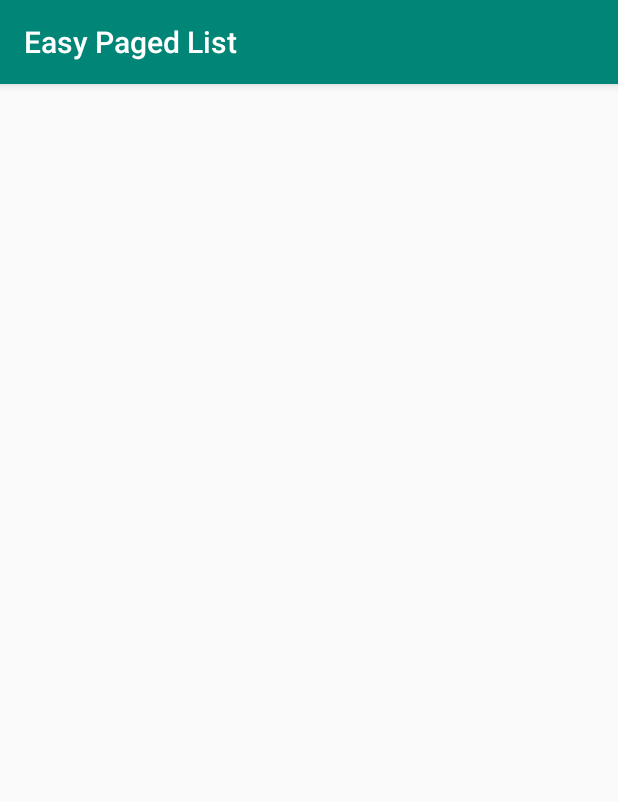
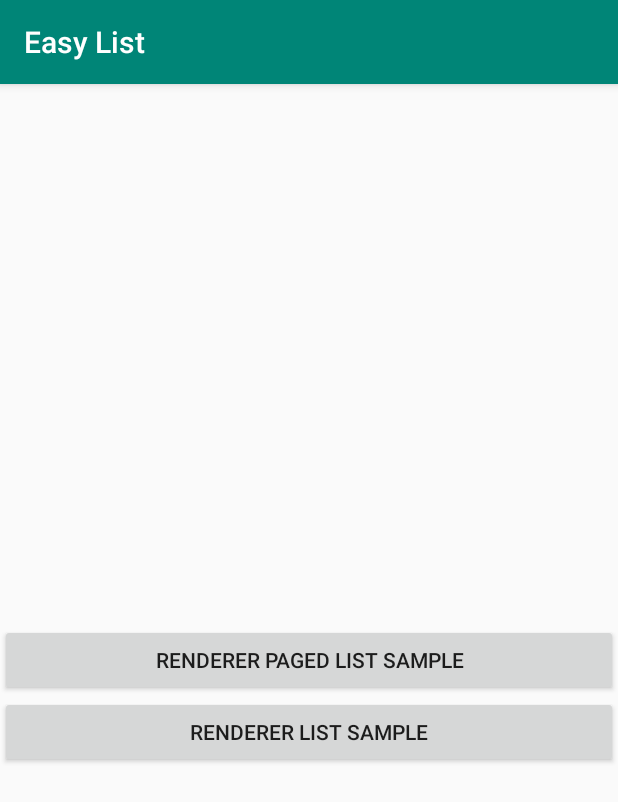
Before and after one commit to nicolasCastro/easy-list, an Android app: the screen it shows after launch (MainActivity), on a phone screen of 412 x 824 dp. Shown: the top 802 px of the screen. Run offline under Robolectric (Android 15) with nearby library versions, the phone set to English and light mode, and no system bars; libraries missing offline, so code that uses them is left out: com.thinkup.easypagedlist; 1 statement that could not run was skipped.

Commit message:
add easylist smaple

```diff
--- a/app/src/main/AndroidManifest.xml
+++ b/app/src/main/AndroidManifest.xml
@@ -3,13 +3,17 @@
           package="com.thinkup.sampleeasy">
 
     <application
+            android:name=".SampleApp"
             android:allowBackup="true"
             android:icon="@mipmap/ic_launcher"
             android:label="@string/app_name"
-            android:name=".SampleApp"
             android:roundIcon="@mipmap/ic_launcher_round"
             android:supportsRtl="true"
             android:theme="@style/AppTheme">
+        <activity android:name=".RendererListActivity">
+        </activity>
+        <activity android:name=".PagedListActivity">
+        </activity>
         <activity android:name=".MainActivity">
             <intent-filter>
                 <action android:name="android.intent.action.MAIN"/>
--- a/app/src/main/java/com/thinkup/sampleeasy/MainActivity.kt
+++ b/app/src/main/java/com/thinkup/sampleeasy/MainActivity.kt
@@ -1,5 +1,6 @@
 package com.thinkup.sampleeasy
 
+import android.content.Intent
 import android.os.Bundle
 import android.widget.Toast
 import androidx.appcompat.app.AppCompatActivity
@@ -12,49 +13,16 @@ import org.koin.android.viewmodel.ext.android.viewModel
 
 class MainActivity : AppCompatActivity() {
 
-    private val paged: PagedViewModel<SampleDataSource> by viewModel()
-
     override fun onCreate(savedInstanceState: Bundle?) {
         super.onCreate(savedInstanceState)
         setContentView(R.layout.activity_main)
 
-        prepareRefresh()
-        prepareList()
-        initState()
-        initList()
-    }
+        pagedSampleButton.setOnClickListener {
+            startActivity(Intent(this, PagedListActivity::class.java))
+        }
 
-    private fun initState() {
-        paged.initState(this) { empty, state ->
-            if (empty) {
-                when (state) {
-                    RendererDataSource.State.ERROR ->
-                        Toast.makeText(this, "Error", Toast.LENGTH_SHORT).show()
-                    RendererDataSource.State.DONE ->
-                        Toast.makeText(this, "No items", Toast.LENGTH_SHORT).show()
-                }
-            }
-        }
-    }
-
-    private fun initList() {
-        paged.initList(this) {
-            sampleRefresh.isRefreshing = false
-        }
-    }
-
-    private fun prepareList() {
-        sampleList.layoutManager = LinearLayoutManager(this)
-        paged.addRenderers(SampleRenderer())
-        paged.setFooterLayout(R.layout.footer_loading, R.layout.footer_error)
-        paged.attachToRecyclerView(sampleList)
-    }
-
-    private fun prepareRefresh() {
-        sampleRefresh.isRefreshing = false
-        sampleRefresh.setColorSchemeResources(R.color.colorPrimary)
-        sampleRefresh.setOnRefreshListener {
-            paged.refresh()
+        listSampleButton.setOnClickListener {
+            startActivity(Intent(this, RendererListActivity::class.java))
         }
     }
 }
--- a/app/src/main/res/layout/activity_main.xml
+++ b/app/src/main/res/layout/activity_main.xml
@@ -2,19 +2,21 @@
 <androidx.constraintlayout.widget.ConstraintLayout
         xmlns:android="http://schemas.android.com/apk/res/android"
         xmlns:tools="http://schemas.android.com/tools"
-        android:layout_width="match_parent"
-        android:layout_height="match_parent"
+        xmlns:app="http://schemas.android.com/apk/res-auto"
+        android:layout_width="match_parent" android:layout_height="match_parent"
         tools:context=".MainActivity">
-    <androidx.swiperefreshlayout.widget.SwipeRefreshLayout
-            android:id="@+id/sampleRefresh"
+
+    <Button android:id="@+id/pagedSampleButton"
             android:layout_width="match_parent"
-            android:layout_height="match_parent">
+            android:layout_height="wrap_content"
+            app:layout_constraintTop_toTopOf="parent"
+            app:layout_constraintBottom_toBottomOf="parent"
+            android:text="RENDERER PAGED LIST SAMPLE"/>
 
-        <androidx.recyclerview.widget.RecyclerView
-                android:id="@+id/sampleList"
-                android:layout_width="match_parent"
-                android:layout_height="match_parent">
+    <Button android:id="@+id/listSampleButton"
+            android:layout_width="match_parent"
+            android:layout_height="wrap_content"
+            app:layout_constraintTop_toBottomOf="@+id/pagedSampleButton"
+            android:text="RENDERER LIST SAMPLE"/>
 
-        </androidx.recyclerview.widget.RecyclerView>
-    </androidx.swiperefreshlayout.widget.SwipeRefreshLayout>
 </androidx.constraintlayout.widget.ConstraintLayout>
--- a/app/src/main/res/values/strings.xml
+++ b/app/src/main/res/values/strings.xml
@@ -1,3 +1,3 @@
 <resources>
-    <string name="app_name">Easy Paged List</string>
+    <string name="app_name">Easy List</string>
 </resources>
--- a/easypagedlist/src/main/res/values/strings.xml
+++ b/easypagedlist/src/main/res/values/strings.xml
@@ -1,5 +1,4 @@
 <resources>
-    <string name="app_name">easy-paged-list</string>
     <string name="footer_error_message">Error! Volver a intentar</string>
     <string name="footer_loading_message">Cargando...</string>
 </resources>
```
Also changed, not shown: app/src/main/java/com/thinkup/sampleeasy/PagedListActivity.kt (added, +59 -0 lines), app/src/main/java/com/thinkup/sampleeasy/RendererListActivity.kt (added, +44 -0 lines), app/src/main/res/layout/activity_paged_list.xml (added, +21 -0 lines), app/src/main/res/layout/activity_renderer_list.xml (added, +21 -0 lines).
